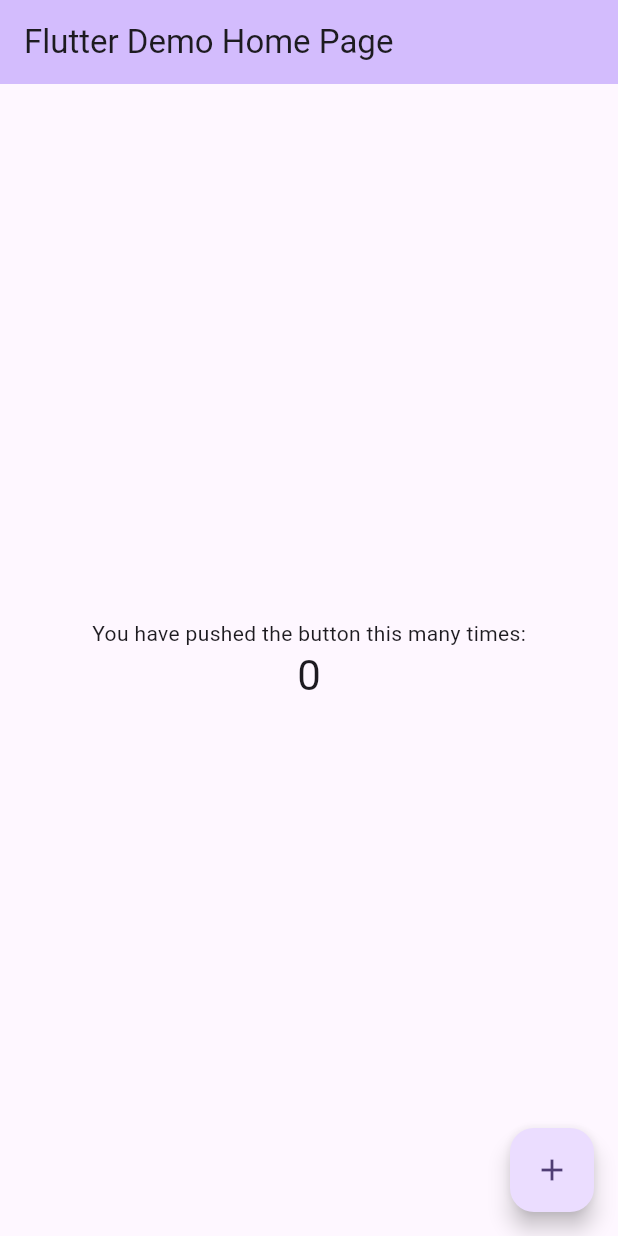
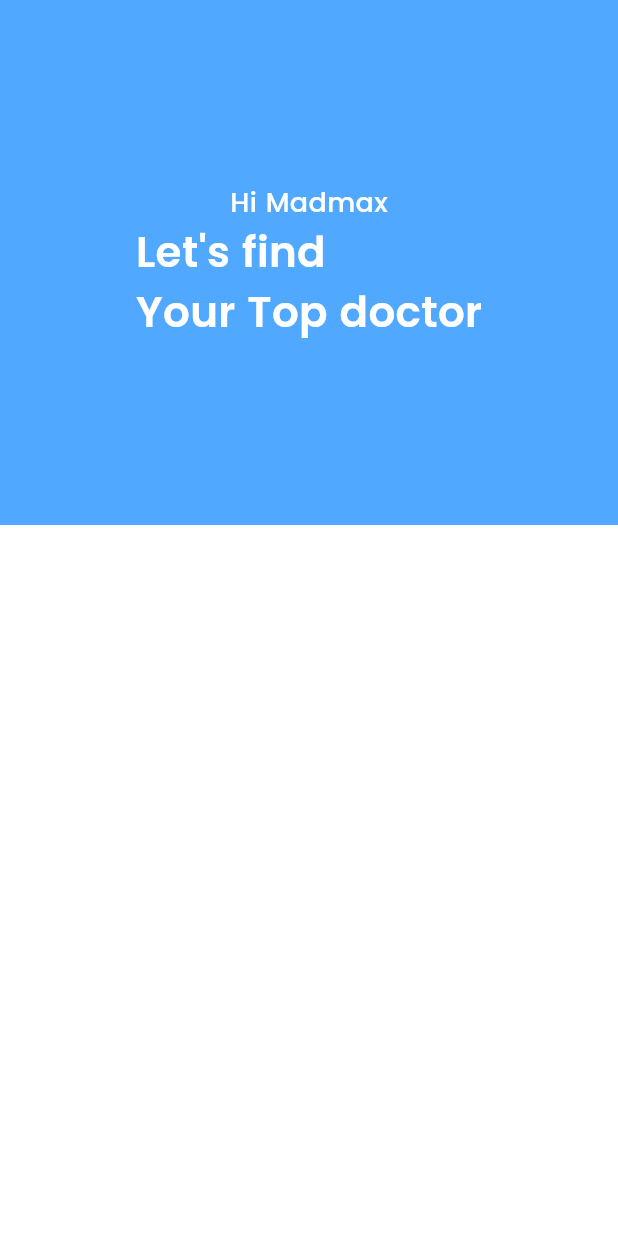
Before and after one commit to ahmdhqnn/flutterfirstapp, a Flutter app: the screen it shows after launch, on a phone screen of 412 x 824 dp. Run offline on Flutter 3.47's test engine with Material 3 defaults, Android fonts, the phone set to English and light mode, and no system bars.

Commit message:
setup, home file, sateless/full, scafold, column, text, double infinity, mainaxisallignment

```diff
--- /dev/null
+++ b/lib/home.dart
@@ -0,0 +1,37 @@
+import 'package:flutter/material.dart';
+
+class HomePage extends StatelessWidget {
+  const HomePage({super.key});
+
+  @override
+  Widget build(BuildContext context) {
+    return Scaffold(
+      backgroundColor: Colors.white,
+      body: Container(
+        color: Color(0xff51A8FF),
+        width: double.infinity,
+        height: 350,
+        child: Column(
+          mainAxisAlignment: MainAxisAlignment.center,
+          children: [
+            Text(
+              'Hi Madmax',
+              style: TextStyle(
+                fontSize: 18,
+                color: Color(0xffFFFFFF),
+              ),
+            ),
+            Text(
+              "Let's find\nYour Top doctor",
+              style: TextStyle(
+                fontSize: 28,
+                color: Color(0xffFFFFFF),
+                fontWeight: FontWeight.w600,
+              ),
+            )
+          ],
+        ),
+      ),
+    );
+  }
+}
--- a/lib/main.dart
+++ b/lib/main.dart
@@ -1,4 +1,5 @@
 import 'package:flutter/material.dart';
+import 'package:flutter_application_1/home.dart';
 
 void main() {
   runApp(const MyApp());
@@ -7,116 +8,17 @@ void main() {
 class MyApp extends StatelessWidget {
   const MyApp({super.key});
 
-  // This widget is the root of your application.
   @override
   Widget build(BuildContext context) {
     return MaterialApp(
       title: 'Flutter Demo',
+      debugShowCheckedModeBanner: false,
       theme: ThemeData(
-        // This is the theme of your application.
-        //
-        // TRY THIS: Try running your application with "flutter run". You'll see
-        // the application has a purple toolbar. Then, without quitting the app,
-        // try changing the seedColor in the colorScheme below to Colors.green
-        // and then invoke "hot reload" (save your changes or press the "hot
-        // reload" button in a Flutter-supported IDE, or press "r" if you used
-        // the command line to start the app).
-        //
-        // Notice that the counter didn't reset back to zero; the application
-        // state is not lost during the reload. To reset the state, use hot
-        // restart instead.
-        //
-        // This works for code too, not just values: Most code changes can be
-        // tested with just a hot reload.
         colorScheme: ColorScheme.fromSeed(seedColor: Colors.deepPurple),
+        useMaterial3: true,
+        fontFamily: 'Poppins',
       ),
-      home: const MyHomePage(title: 'Flutter Demo Home Page'),
+      home: HomePage(),
     );
   }
 }
-
-class MyHomePage extends StatefulWidget {
-  const MyHomePage({super.key, required this.title});
-
-  // This widget is the home page of your application. It is stateful, meaning
-  // that it has a State object (defined below) that contains fields that affect
-  // how it looks.
-
-  // This class is the configuration for the state. It holds the values (in this
-  // case the title) provided by the parent (in this case the App widget) and
-  // used by the build method of the State. Fields in a Widget subclass are
-  // always marked "final".
-
-  final String title;
-
-  @override
-  State<MyHomePage> createState() => _MyHomePageState();
-}
-
-class _MyHomePageState extends State<MyHomePage> {
-  int _counter = 0;
-
-  void _incrementCounter() {
-    setState(() {
-      // This call to setState tells the Flutter framework that something has
-      // changed in this State, which causes it to rerun the build method below
-      // so that the display can reflect the updated values. If we changed
-      // _counter without calling setState(), then the build method would not be
-      // called again, and so nothing would appear to happen.
-      _counter++;
-    });
-  }
-
-  @override
-  Widget build(BuildContext context) {
-    // This method is rerun every time setState is called, for instance as done
-    // by the _incrementCounter method above.
-    //
-    // The Flutter framework has been optimized to make rerunning build methods
-    // fast, so that you can just rebuild anything that needs updating rather
-    // than having to individually change instances of widgets.
-    return Scaffold(
-      appBar: AppBar(
-        // TRY THIS: Try changing the color here to a specific color (to
-        // Colors.amber, perhaps?) and trigger a hot reload to see the AppBar
-        // change color while the other colors stay the same.
-        backgroundColor: Theme.of(context).colorScheme.inversePrimary,
-        // Here we take the value from the MyHomePage object that was created by
-        // the App.build method, and use it to set our appbar title.
-        title: Text(widget.title),
-      ),
-      body: Center(
-        // Center is a layout widget. It takes a single child and positions it
-        // in the middle of the parent.
-        child: Column(
-          // Column is also a layout widget. It takes a list of children and
-          // arranges them vertically. By default, it sizes itself to fit its
-          // children horizontally, and tries to be as tall as its parent.
-          //
-          // Column has various properties to control how it sizes itself and
-          // how it positions its children. Here we use mainAxisAlignment to
-          // center the children vertically; the main axis here is the vertical
-          // axis because Columns are vertical (the cross axis would be
-          // horizontal).
-          //
-          // TRY THIS: Invoke "debug painting" (choose the "Toggle Debug Paint"
-          // action in the IDE, or press "p" in the console), to see the
-          // wireframe for each widget.
-          mainAxisAlignment: MainAxisAlignment.center,
-          children: <Widget>[
-            const Text('You have pushed the button this many times:'),
-            Text(
-              '$_counter',
-              style: Theme.of(context).textTheme.headlineMedium,
-            ),
-          ],
-        ),
-      ),
-      floatingActionButton: FloatingActionButton(
-        onPressed: _incrementCounter,
-        tooltip: 'Increment',
-        child: const Icon(Icons.add),
-      ), // This trailing comma makes auto-formatting nicer for build methods.
-    );
-  }
-}
```
Also changed, not shown: pubspec.yaml (+46 -65 lines), assets/fonts/Poppins-Black.ttf (added), assets/fonts/Poppins-BlackItalic.ttf (added), assets/fonts/Poppins-Bold.ttf (added), assets/fonts/Poppins-BoldItalic.ttf (added), assets/fonts/Poppins-ExtraBold.ttf (added), assets/fonts/Poppins-ExtraBoldItalic.ttf (added), assets/fonts/Poppins-ExtraLight.ttf (added), assets/fonts/Poppins-ExtraLightItalic.ttf (added), assets/fonts/Poppins-Light.ttf (added), assets/fonts/Poppins-LightItalic.ttf (added), assets/fonts/Poppins-Medium.ttf (added), assets/fonts/Poppins-MediumItalic.ttf (added), assets/fonts/Poppins-SemiBold.ttf (added), 3 more files.
